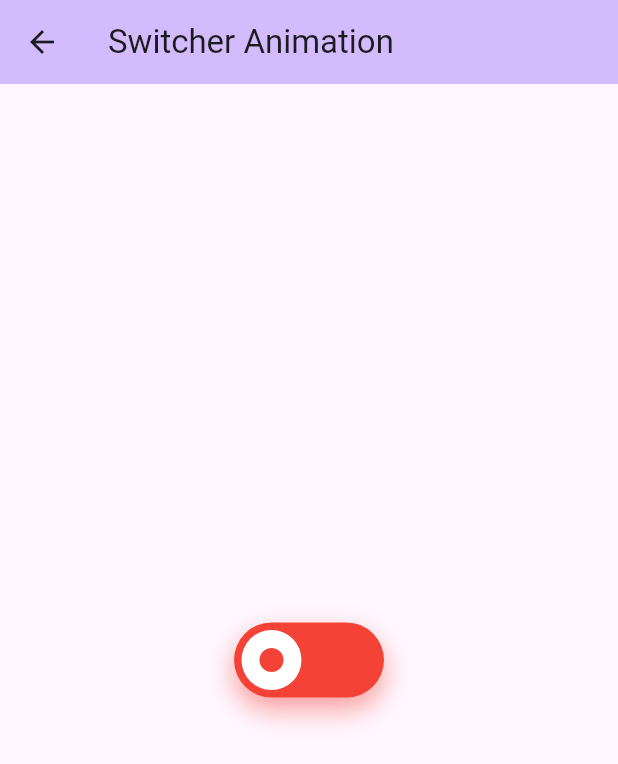
After one commit to FabioXimenes/flutter_animations, a Flutter app: the screen it shows after launch, after a tap on "Switcher animation", on a phone screen of 412 x 824 dp. The commit adds this screen. Shown: the top 764 px of the screen. Run offline on Flutter 3.47's test engine with Material 2 defaults, Android fonts, the phone set to English and light mode, and no system bars.

Commit message:
add switcher animation

```diff
--- a/lib/main.dart
+++ b/lib/main.dart
@@ -1,5 +1,6 @@
 import 'package:flutter/material.dart';
 import 'package:flutter_animations/src/animations/menu_animation.dart';
+import 'package:flutter_animations/src/animations/switcher_animation.dart';
 
 void main() {
   runApp(const MyApp());
@@ -45,7 +46,17 @@ class _MyHomePageState extends State<MyHomePage> {
               onPressed: () {
                 Navigator.of(context).push(PageRouteBuilder(
                   pageBuilder: (context, animation, secondaryAnimation) {
-                    return const MenuAnimation(title: 'Menu animation');
+                    return const MenuAnimation();
+                  },
+                ));
+              },
+            ),
+            OutlinedButton(
+              child: const Text('Switcher animation'),
+              onPressed: () {
+                Navigator.of(context).push(PageRouteBuilder(
+                  pageBuilder: (context, animation, secondaryAnimation) {
+                    return const SwitcherAnimationPage();
                   },
                 ));
               },
--- a/lib/src/animations/menu_animation.dart
+++ b/lib/src/animations/menu_animation.dart
@@ -3,8 +3,7 @@ import 'dart:math';
 import 'package:flutter/material.dart';
 
 class MenuAnimation extends StatefulWidget {
-  const MenuAnimation({super.key, required this.title});
-  final String title;
+  const MenuAnimation({super.key});
 
   @override
   State<MenuAnimation> createState() => _MenuAnimationState();
@@ -81,7 +80,7 @@ class _MenuAnimationState extends State<MenuAnimation>
           return Scaffold(
             appBar: AppBar(
               backgroundColor: Theme.of(context).colorScheme.inversePrimary,
-              title: Text(widget.title),
+              title: const Text('Menu Animation'),
             ),
             body: const SizedBox(),
             floatingActionButton: AnimatedBuilder(
--- /dev/null
+++ b/lib/src/animations/switcher_animation.dart
@@ -0,0 +1,147 @@
+import 'package:flutter/material.dart';
+
+class SwitcherAnimationPage extends StatelessWidget {
+  const SwitcherAnimationPage({
+    super.key,
+  });
+
+  @override
+  Widget build(BuildContext context) {
+    return Scaffold(
+      appBar: AppBar(
+        backgroundColor: Theme.of(context).colorScheme.inversePrimary,
+        title: const Text('Switcher Animation'),
+      ),
+      body: const Center(
+        child: Column(
+          mainAxisAlignment: MainAxisAlignment.center,
+          children: [
+            CustomSwitcher(
+              switcherHeight: 50,
+              switcherWidth: 100,
+            ),
+          ],
+        ),
+      ),
+    );
+    ;
+  }
+}
+
+class CustomSwitcher extends StatefulWidget {
+  final double switcherHeight;
+  final double switcherWidth;
+  final Color disabledColor;
+  final Color enabledColor;
+  final Color innerCircleColor;
+
+  const CustomSwitcher({
+    required this.switcherHeight,
+    required this.switcherWidth,
+    this.disabledColor = Colors.red,
+    this.enabledColor = const Color.fromRGBO(2, 212, 69, 1),
+    this.innerCircleColor = Colors.white,
+    super.key,
+  });
+
+  @override
+  State<CustomSwitcher> createState() => _CustomSwitcherState();
+}
+
+class _CustomSwitcherState extends State<CustomSwitcher>
+    with SingleTickerProviderStateMixin {
+  late final AnimationController animationController;
+  late final Animation<Color?> colorAnimation;
+  late final Animation<double> widthAnimation;
+  late final double maxInnerCircleDiameter;
+  late final double minInnerCircleDiameter;
+
+  @override
+  void initState() {
+    super.initState();
+
+    maxInnerCircleDiameter = widget.switcherHeight * 0.8;
+    minInnerCircleDiameter = maxInnerCircleDiameter / 2;
+
+    animationController = AnimationController(
+        vsync: this, duration: const Duration(milliseconds: 200));
+    colorAnimation =
+        ColorTween(begin: widget.disabledColor, end: widget.enabledColor)
+            .animate(animationController);
+    widthAnimation = Tween<double>(
+            begin: maxInnerCircleDiameter, end: minInnerCircleDiameter)
+        .animate(animationController);
+  }
+
+  @override
+  Widget build(BuildContext context) {
+    return AnimatedBuilder(
+        animation: animationController,
+        builder: (context, _) {
+          return GestureDetector(
+              onTap: !animationController.isAnimating
+                  ? () {
+                      if (animationController.isCompleted) {
+                        animationController.reverse();
+                      } else {
+                        animationController.forward();
+                      }
+                    }
+                  : null,
+              child: Container(
+                height: widget.switcherHeight,
+                width: widget.switcherWidth,
+                decoration: BoxDecoration(
+                  color: colorAnimation.value,
+                  borderRadius:
+                      BorderRadius.circular(widget.switcherHeight / 2),
+                  boxShadow: [
+                    BoxShadow(
+                      color: colorAnimation.value?.withOpacity(0.5) ??
+                          Colors.transparent,
+                      offset: const Offset(0, 8),
+                      blurRadius: 15,
+                    )
+                  ],
+                ),
+                child: Stack(
+                  children: [
+                    Positioned(
+                      left: (widget.switcherHeight / 2 -
+                              maxInnerCircleDiameter / 2) +
+                          animationController.value *
+                              (widget.switcherWidth -
+                                  widget.switcherHeight / 2 -
+                                  minInnerCircleDiameter / 2 -
+                                  5),
+                      top: (widget.switcherHeight - maxInnerCircleDiameter) / 2,
+                      child: Container(
+                        height: maxInnerCircleDiameter,
+                        width: widthAnimation.value,
+                        decoration: BoxDecoration(
+                          color: widget.innerCircleColor,
+                          borderRadius: BorderRadius.circular(
+                            maxInnerCircleDiameter / 2,
+                          ),
+                        ),
+                        alignment: Alignment.center,
+                        child: Container(
+                          height: maxInnerCircleDiameter / 2.5,
+                          width: widthAnimation.value /
+                              2.5 *
+                              (1 - animationController.value).abs(),
+                          decoration: BoxDecoration(
+                            color: colorAnimation.value,
+                            borderRadius: BorderRadius.circular(
+                              maxInnerCircleDiameter / 2,
+                            ),
+                          ),
+                        ),
+                      ),
+                    ),
+                  ],
+                ),
+              ));
+        });
+  }
+}
```
